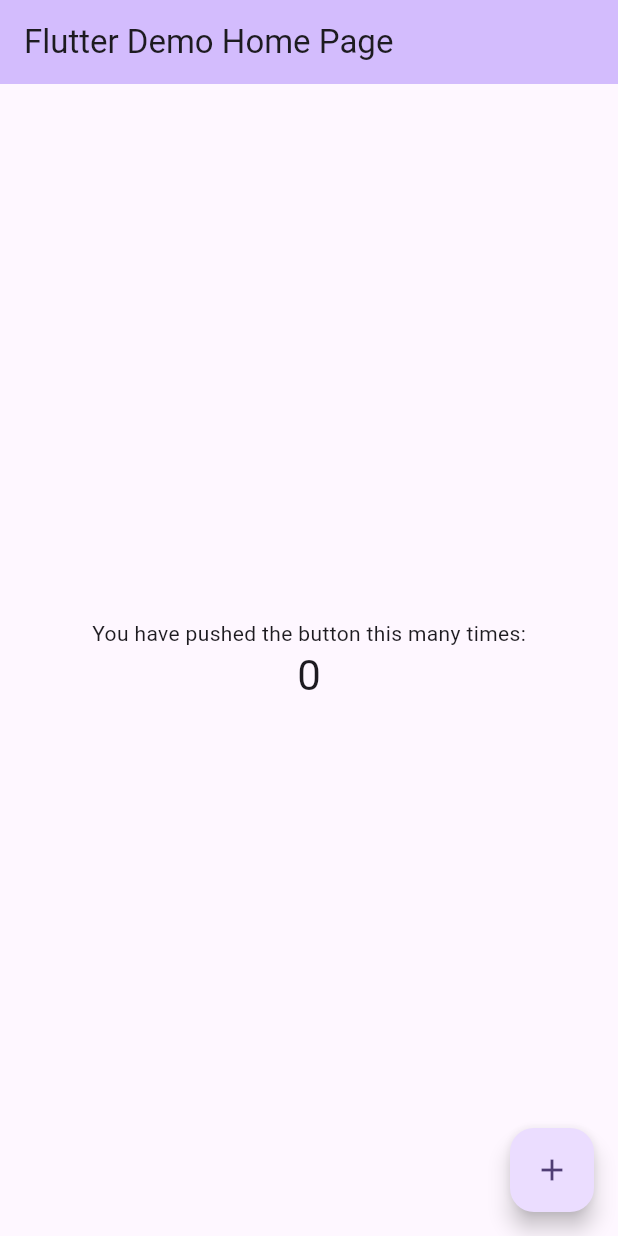
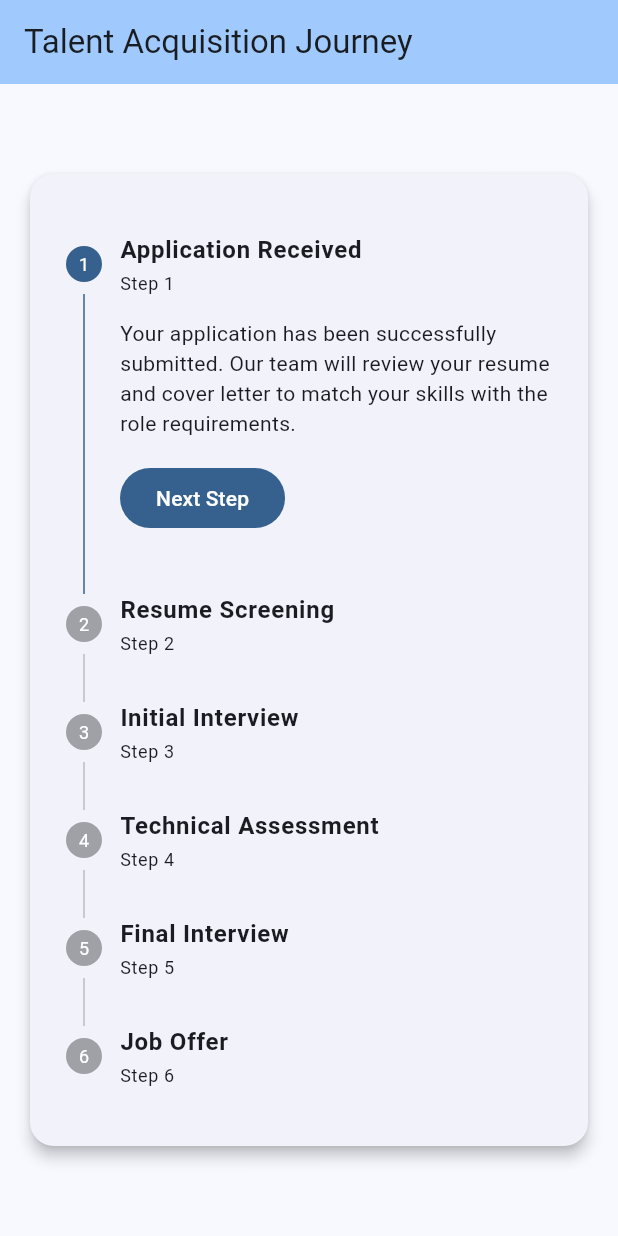
Before and after one commit to could-ai/019b4993-653f-77fc-b290-6138ecdbe6f8, a Flutter app: the screen it shows after launch, on a phone screen of 412 x 824 dp. Run offline on Flutter 3.47's test engine with Material 3 defaults, Android fonts, the phone set to English and light mode, and no system bars.

Commit message:
Created a new Talent Acquisition Journey page with a vertical Stepper widget to visualize the hiring process steps. This provides a clean, interactive UI suitable for embedding.; Updated main.dart to set the TalentAcquisitionPage as the default home route, replacing the counter app.

```diff
--- a/usr/lib/main.dart
+++ b/usr/lib/main.dart
@@ -1,4 +1,5 @@
 import 'package:flutter/material.dart';
+import 'talent_acquisition_page.dart';
 
 void main() {
   runApp(const MyApp());
@@ -7,117 +8,19 @@ void main() {
 class MyApp extends StatelessWidget {
   const MyApp({super.key});
 
-  // This widget is the root of your application.
   @override
   Widget build(BuildContext context) {
     return MaterialApp(
-      title: 'Flutter Demo',
+      title: 'Talent Acquisition Journey',
       debugShowCheckedModeBanner: false,
       theme: ThemeData(
-        // This is the theme of your application.
-        //
-        // TRY THIS: Try running your application with "flutter run". You'll see
-        // the application has a purple toolbar. Then, without quitting the app,
-        // try changing the seedColor in the colorScheme below to Colors.green
-        // and then invoke "hot reload" (save your changes or press the "hot
-        // reload" button in a Flutter-supported IDE, or press "r" if you used
-        // the command line to start the app).
-        //
-        // Notice that the counter didn't reset back to zero; the application
-        // state is not lost during the reload. To reset the state, use hot
-        // restart instead.
-        //
-        // This works for code too, not just values: Most code changes can be
-        // tested with just a hot reload.
-        colorScheme: ColorScheme.fromSeed(seedColor: Colors.deepPurple),
+        colorScheme: ColorScheme.fromSeed(seedColor: Colors.blue),
+        useMaterial3: true,
       ),
       initialRoute: '/',
       routes: {
-        '/': (context) => const MyHomePage(title: 'Flutter Demo Home Page'),
+        '/': (context) => const TalentAcquisitionPage(),
       },
     );
   }
 }
-
-class MyHomePage extends StatefulWidget {
-  const MyHomePage({super.key, required this.title});
-
-  // This widget is the home page of your application. It is stateful, meaning
-  // that it has a State object (defined below) that contains fields that affect
-  // how it looks.
-
-  // This class is the configuration for the state. It holds the values (in this
-  // case the title) provided by the parent (in this case the App widget) and
-  // used by the build method of the State. Fields in a Widget subclass are
-  // always marked "final".
-
-  final String title;
-
-  @override
-  State<MyHomePage> createState() => _MyHomePageState();
-}
-
-class _MyHomePageState extends State<MyHomePage> {
-  int _counter = 0;
-
-  void _incrementCounter() {
-    setState(() {
-      // This call to setState tells the Flutter framework that something has
-      // changed in this State, which causes it to rerun the build method below
-      // so that the display can reflect the updated values. If we changed
-      // _counter without calling setState(), then the build method would not be
-      // called again, and so nothing would appear to happen.
-      _counter++;
-    });
-  }
-
-  @override
-  Widget build(BuildContext context) {
-    // This method is rerun every time setState is called, for instance as done
-    // by the _incrementCounter method above.
-    //
-    // The Flutter framework has been optimized to make rerunning build methods
-    // fast, so that you can just rebuild anything that needs updating rather
-    // than having to individually change instances of widgets.
-    return Scaffold(
-      appBar: AppBar(
-        // TRY THIS: Try changing the color here to a specific color (to
-        // Colors.amber, perhaps?) and trigger a hot reload to see the AppBar
-        // change color while the other colors stay the same.
-        backgroundColor: Theme.of(context).colorScheme.inversePrimary,
-        // Here we take the value from the MyHomePage object that was created by
-        // the App.build method, and use it to set our appbar title.
-        title: Text(widget.title),
-      ),
-      body: Center(
-        // Center is a layout widget. It takes a single child and positions it
-        // in the middle of the parent.
-        child: Column(
-          // Column is also a layout widget. It takes a list of children and
-          // arranges them vertically. By default, it sizes itself to fit its
-          // children horizontally, and tries to be as tall as its parent.
-          //
-          // Column has various properties to control how it sizes itself and
-          // how it positions its children. Here we use mainAxisAlignment to
-          // center the children vertically; the main axis here is the vertical
-          // axis because Columns are vertical (the cross axis would be
-          // horizontal).
-          //
-          // TRY THIS: Invoke "debug painting" (choose the "Toggle Debug Paint"
-          // action in the IDE, or press "p" in the console), to see the
-          // wireframe for each widget.
-          mainAxisAlignment: MainAxisAlignment.center,
-          children: <Widget>[
-            const Text('You have pushed the button this many times:'),
-            Text('$_counter', style: Theme.of(context).textTheme.headlineMedium),
-          ],
-        ),
-      ),
-      floatingActionButton: FloatingActionButton(
-        onPressed: _incrementCounter,
-        tooltip: 'Increment',
-        child: const Icon(Icons.add),
-      ), // This trailing comma makes auto-formatting nicer for build methods.
-    );
-  }
-}
--- /dev/null
+++ b/usr/lib/talent_acquisition_page.dart
@@ -0,0 +1,132 @@
+import 'package:flutter/material.dart';
+
+class TalentAcquisitionPage extends StatefulWidget {
+  const TalentAcquisitionPage({super.key});
+
+  @override
+  State<TalentAcquisitionPage> createState() => _TalentAcquisitionPageState();
+}
+
+class _TalentAcquisitionPageState extends State<TalentAcquisitionPage> {
+  int _currentStep = 0;
+
+  @override
+  Widget build(BuildContext context) {
+    // Use a LayoutBuilder to make it responsive for web embedding
+    return Scaffold(
+      appBar: AppBar(
+        title: const Text('Talent Acquisition Journey'),
+        backgroundColor: Theme.of(context).colorScheme.inversePrimary,
+        elevation: 0,
+      ),
+      body: Center(
+        child: Container(
+          constraints: const BoxConstraints(maxWidth: 800),
+          padding: const EdgeInsets.all(16.0),
+          child: Card(
+            elevation: 4,
+            shape: RoundedRectangleBorder(
+              borderRadius: BorderRadius.circular(16),
+            ),
+            child: Padding(
+              padding: const EdgeInsets.symmetric(vertical: 24.0),
+              child: Stepper(
+                type: StepperType.vertical,
+                currentStep: _currentStep,
+                onStepTapped: (step) => setState(() => _currentStep = step),
+                onStepContinue: () {
+                  if (_currentStep < 5) {
+                    setState(() => _currentStep += 1);
+                  }
+                },
+                onStepCancel: () {
+                  if (_currentStep > 0) {
+                    setState(() => _currentStep -= 1);
+                  }
+                },
+                controlsBuilder: (context, details) {
+                  return Padding(
+                    padding: const EdgeInsets.only(top: 16.0),
+                    child: Row(
+                      children: [
+                        if (_currentStep < 5)
+                          FilledButton(
+                            onPressed: details.onStepContinue,
+                            child: const Text('Next Step'),
+                          ),
+                        if (_currentStep > 0)
+                          Padding(
+                            padding: const EdgeInsets.only(left: 8.0),
+                            child: OutlinedButton(
+                              onPressed: details.onStepCancel,
+                              child: const Text('Back'),
+                            ),
+                          ),
+                      ],
+                    ),
+                  );
+                },
+                steps: [
+                  Step(
+                    title: const Text('Application Received', style: TextStyle(fontWeight: FontWeight.bold)),
+                    subtitle: const Text('Step 1'),
+                    content: const Text(
+                      'Your application has been successfully submitted. Our team will review your resume and cover letter to match your skills with the role requirements.',
+                    ),
+                    isActive: _currentStep >= 0,
+                    state: _currentStep > 0 ? StepState.complete : StepState.indexed,
+                  ),
+                  Step(
+                    title: const Text('Resume Screening', style: TextStyle(fontWeight: FontWeight.bold)),
+                    subtitle: const Text('Step 2'),
+                    content: const Text(
+                      'Our recruiters are currently reviewing your profile. We look for relevant experience, skills, and cultural fit for the organization.',
+                    ),
+                    isActive: _currentStep >= 1,
+                    state: _currentStep > 1 ? StepState.complete : StepState.indexed,
+                  ),
+                  Step(
+                    title: const Text('Initial Interview', style: TextStyle(fontWeight: FontWeight.bold)),
+                    subtitle: const Text('Step 3'),
+                    content: const Text(
+                      'A brief call with our HR team to discuss your background, career goals, and interest in the position. This is also a great chance for you to ask questions.',
+                    ),
+                    isActive: _currentStep >= 2,
+                    state: _currentStep > 2 ? StepState.complete : StepState.indexed,
+                  ),
+                  Step(
+                    title: const Text('Technical Assessment', style: TextStyle(fontWeight: FontWeight.bold)),
+                    subtitle: const Text('Step 4'),
+                    content: const Text(
+                      'Depending on the role, you may be asked to complete a skills assessment, coding challenge, or case study to demonstrate your expertise.',
+                    ),
+                    isActive: _currentStep >= 3,
+                    state: _currentStep > 3 ? StepState.complete : StepState.indexed,
+                  ),
+                  Step(
+                    title: const Text('Final Interview', style: TextStyle(fontWeight: FontWeight.bold)),
+                    subtitle: const Text('Step 5'),
+                    content: const Text(
+                      'Meet with the hiring manager and key team members. We will dive deeper into your experience and discuss how you can contribute to the team.',
+                    ),
+                    isActive: _currentStep >= 4,
+                    state: _currentStep > 4 ? StepState.complete : StepState.indexed,
+                  ),
+                  Step(
+                    title: const Text('Job Offer', style: TextStyle(fontWeight: FontWeight.bold)),
+                    subtitle: const Text('Step 6'),
+                    content: const Text(
+                      'Congratulations! If selected, you will receive a formal offer letter detailing your compensation, benefits, and start date.',
+                    ),
+                    isActive: _currentStep >= 5,
+                    state: _currentStep == 5 ? StepState.complete : StepState.indexed,
+                  ),
+                ],
+              ),
+            ),
+          ),
+        ),
+      ),
+    );
+  }
+}
```
